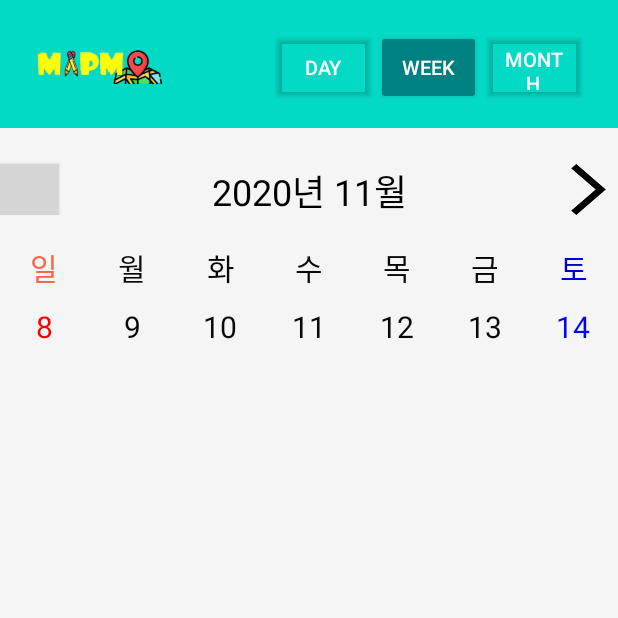
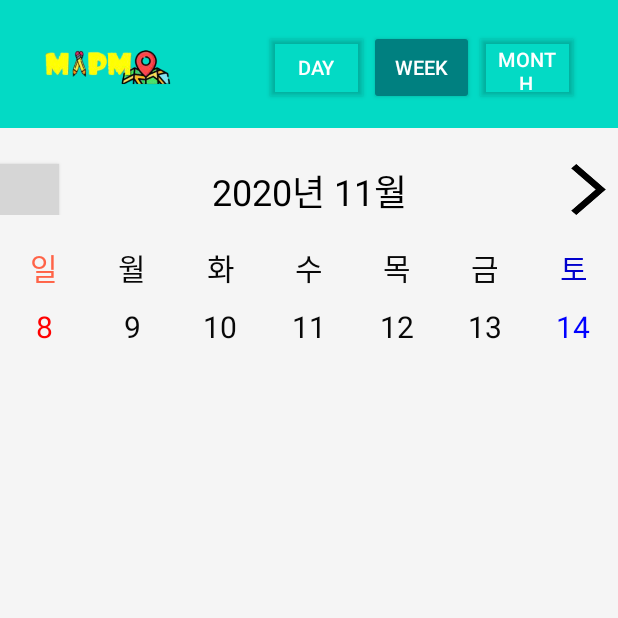
Before and after one commit to WallGGom/MapmO, an Android app: the MemoWeekActivity screen opened directly, with no data from a screen before it, on a phone screen of 412 x 824 dp, the top half of it. Run offline under Robolectric (Android 15) with nearby library versions, the phone set to English and light mode, and no system bars; our stand-ins replace Room's generated code; grey boxes are pictures that could not be loaded.

Commit message:
S03P31D203-73 | Before Merge | 엄희관

```diff
--- a/MapmO/app/src/main/java/com/example/mapmo/uicomponents/activities/makenote/MakeNoteActivity.kt
+++ b/MapmO/app/src/main/java/com/example/mapmo/uicomponents/activities/makenote/MakeNoteActivity.kt
@@ -86,7 +86,6 @@ class MakeNoteActivity : BaseActivity() ,View.OnClickListener {
     var imageUri: Uri? = null
 
     override fun onCreate(savedInstanceState: Bundle?) {
-
         // 캘린더, 연/월/일 값 생성
         val c = Calendar.getInstance()
         val year = c.get(Calendar.YEAR)
--- a/MapmO/app/src/main/res/layout/activity_week.xml
+++ b/MapmO/app/src/main/res/layout/activity_week.xml
@@ -35,11 +35,16 @@
                 android:id="@+id/imageView3"
                 android:layout_width="90dp"
                 android:layout_height="30dp"
-                app:srcCompat="@drawable/logo" />
+                app:srcCompat="@drawable/logo"
+                app:layout_constraintLeft_toLeftOf="parent"
+                app:layout_constraintRight_toLeftOf="@id/space_temp"/>
 
             <Space
-                android:layout_width="70dp"
-                android:layout_height="wrap_content" />
+                android:id="@+id/space_temp"
+                android:layout_width="60dp"
+                android:layout_height="wrap_content"
+                app:layout_constraintLeft_toRightOf="@id/imageView3"
+                app:layout_constraintRight_toLeftOf="@id/week_to_day"/>
 
             <Button
                 android:id="@+id/week_to_day"
@@ -47,7 +52,9 @@
                 android:layout_height="match_parent"
                 android:text="Day"
                 android:textSize="13sp"
-                app:backgroundTint="#00FFFFFF" />
+                app:backgroundTint="#00FFFFFF"
+                app:layout_constraintLeft_toRightOf="@id/space_temp"
+                app:layout_constraintRight_toLeftOf="@id/week_to_week"/>
 
             <Button
                 android:id="@+id/week_to_week"
@@ -55,7 +62,9 @@
                 android:layout_height="match_parent"
                 android:text="Week"
                 android:textSize="13sp"
-                app:backgroundTint="#008080" />
+                app:backgroundTint="#008080"
+                app:layout_constraintLeft_toRightOf="@id/week_to_day"
+                app:layout_constraintRight_toLeftOf="@id/week_to_month"/>
 
             <Button
                 android:id="@+id/week_to_month"
@@ -63,7 +72,9 @@
                 android:layout_height="match_parent"
                 android:backgroundTint="#00FFFFFF "
                 android:text="Month"
-                android:textSize="13sp" />
+                android:textSize="13sp"
+                app:layout_constraintLeft_toRightOf="@id/week_to_week"
+                app:layout_constraintRight_toRightOf="parent"/>
         </TableRow>
 
 
```
Also changed, not shown: MapmO/app/src/main/java/com/example/mapmo/uicomponents/activities/settings/SettingsActivity.kt (+6 -5 lines).
